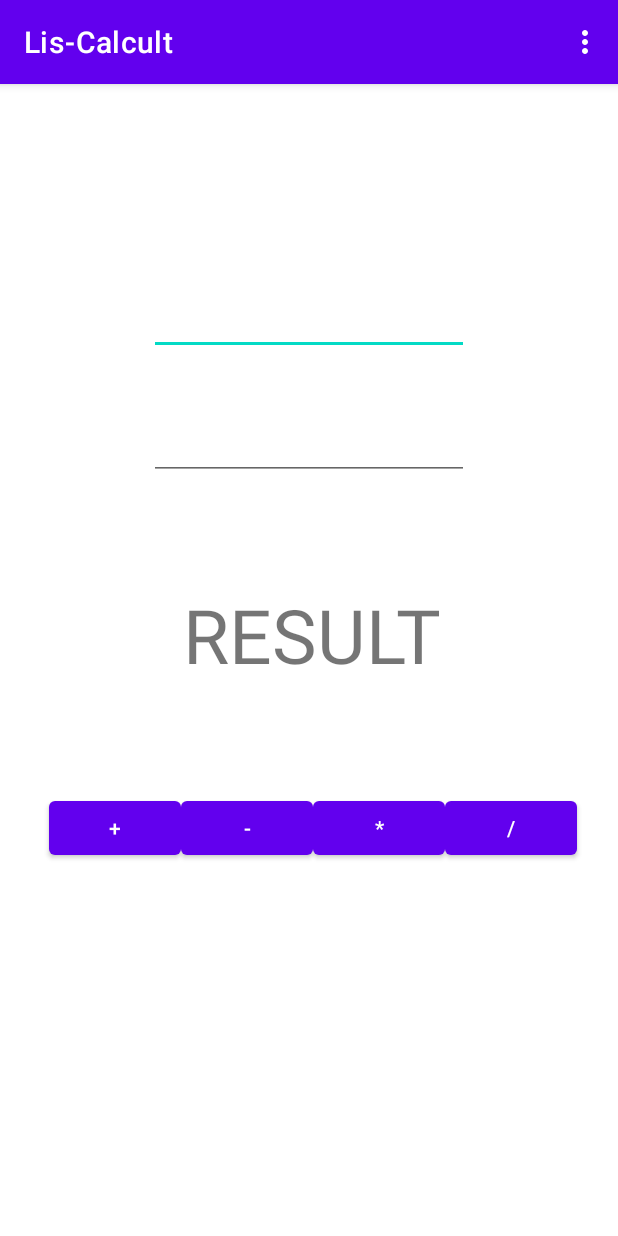
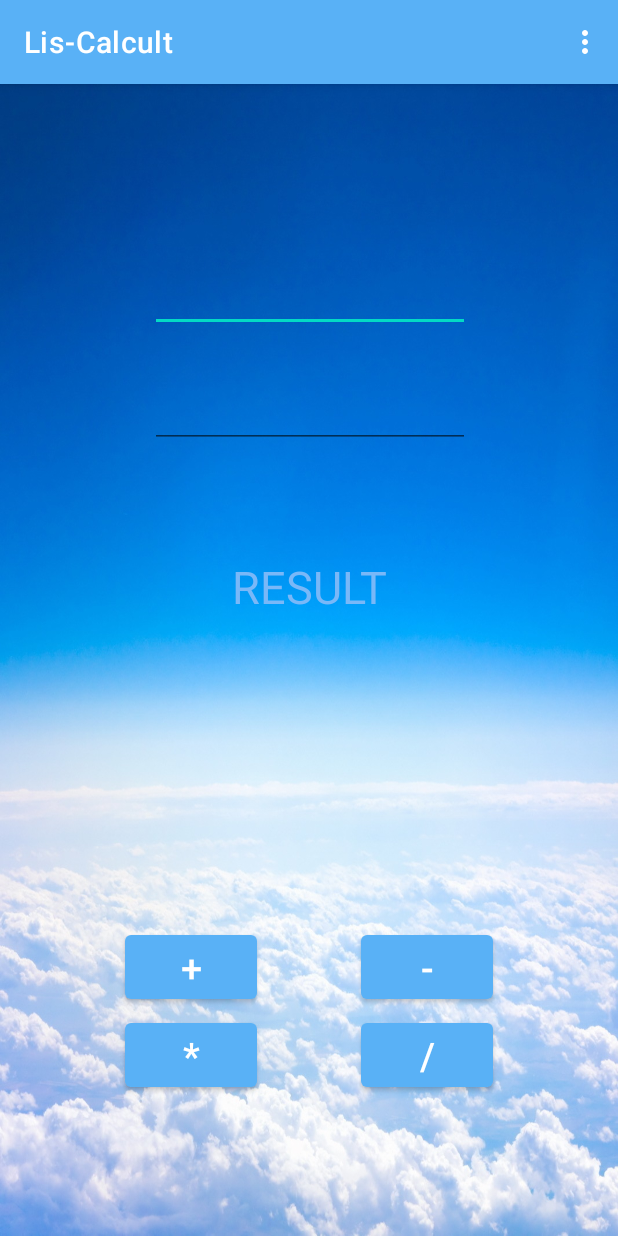
Before and after one commit to Galyminsky/Lis-Calcult, an Android app: the screen it shows after launch (MainActivity), on a phone screen of 412 x 824 dp. Run offline under Robolectric (Android 15) with nearby library versions, the phone set to English and light mode, and no system bars.

Commit message:
Добавлен фон и изменен цвет кнопок и текста

```diff
--- a/app/src/main/res/layout/activity_main.xml
+++ b/app/src/main/res/layout/activity_main.xml
@@ -4,68 +4,20 @@
     xmlns:tools="http://schemas.android.com/tools"
     android:layout_width="match_parent"
     android:layout_height="match_parent"
+    android:background="@drawable/sky"
     tools:context=".MainActivity">
 
-
-    <Button
-        android:id="@+id/btnAdd"
-        android:layout_width="wrap_content"
-        android:layout_height="wrap_content"
-        android:layout_marginStart="5dp"
-        android:text="+"
-        app:layout_constraintBaseline_toBaselineOf="@+id/btnSub"
-        app:layout_constraintEnd_toStartOf="@+id/btnSub"
-        app:layout_constraintHorizontal_chainStyle="packed"
-        app:layout_constraintStart_toStartOf="parent" />
-
-    <Button
-        android:id="@+id/btnMult"
-        android:layout_width="wrap_content"
-        android:layout_height="wrap_content"
-        android:layout_marginTop="71dp"
-        android:text="*"
-        app:layout_constraintEnd_toStartOf="@+id/btnDiv"
-        app:layout_constraintStart_toEndOf="@+id/btnSub"
-        app:layout_constraintTop_toBottomOf="@+id/tvResult" />
-
-    <Button
-        android:id="@+id/btnSub"
-        android:layout_width="wrap_content"
-        android:layout_height="wrap_content"
-        android:text="-"
-        app:layout_constraintEnd_toStartOf="@+id/btnMult"
-        app:layout_constraintStart_toEndOf="@+id/btnAdd"
-        app:layout_constraintTop_toTopOf="@+id/btnMult" />
-
-    <Button
-        android:id="@+id/btnDiv"
-        android:layout_width="wrap_content"
-        android:layout_height="wrap_content"
-        android:text="/"
-        app:layout_constraintBaseline_toBaselineOf="@+id/btnMult"
-        app:layout_constraintEnd_toEndOf="parent"
-        app:layout_constraintStart_toEndOf="@+id/btnMult" />
-
-    <TextView
-        android:id="@+id/tvResult"
-        android:layout_width="wrap_content"
-        android:layout_height="wrap_content"
-        android:layout_marginTop="69dp"
-        android:layout_marginEnd="19dp"
-        android:text="RESULT"
-        android:gravity="center_horizontal"
-        android:textSize="50dp"
-        app:layout_constraintEnd_toEndOf="@+id/etNum2"
-        app:layout_constraintTop_toBottomOf="@+id/etNum2" />
 
     <EditText
         android:id="@+id/etNum1"
         android:layout_width="wrap_content"
         android:layout_height="wrap_content"
-        android:layout_marginTop="135dp"
+        android:layout_marginTop="120dp"
         android:ems="10"
         android:inputType="numberDecimal"
+        android:textColor="@color/TextCol"
         app:layout_constraintEnd_toEndOf="parent"
+        app:layout_constraintHorizontal_bias="0.502"
         app:layout_constraintStart_toStartOf="parent"
         app:layout_constraintTop_toTopOf="parent" />
 
@@ -73,11 +25,74 @@
         android:id="@+id/etNum2"
         android:layout_width="wrap_content"
         android:layout_height="wrap_content"
-        android:layout_marginTop="38dp"
+        android:layout_marginTop="32dp"
         android:ems="10"
         android:inputType="numberDecimal"
+        android:textColor="@color/TextCol"
         app:layout_constraintStart_toStartOf="@+id/etNum1"
         app:layout_constraintTop_toBottomOf="@+id/etNum1" />
 
+    <Button
+        android:id="@+id/btnAdd"
+        android:layout_width="wrap_content"
+        android:layout_height="wrap_content"
+        android:layout_marginStart="14dp"
+        android:layout_marginBottom="152dp"
+        android:text="+"
+        android:textSize="25dp"
+        app:layout_constraintBottom_toBottomOf="parent"
+        app:layout_constraintEnd_toStartOf="@+id/btnSub"
+        app:layout_constraintStart_toStartOf="parent" />
+
+    <Button
+        android:id="@+id/btnMult"
+        android:layout_width="wrap_content"
+        android:layout_height="wrap_content"
+        android:layout_marginStart="14dp"
+        android:layout_marginTop="4dp"
+        android:text="*"
+        android:textSize="25dp"
+        app:layout_constraintEnd_toStartOf="@+id/btnDiv"
+        app:layout_constraintStart_toStartOf="parent"
+        app:layout_constraintTop_toBottomOf="@+id/btnAdd" />
+
+    <Button
+        android:id="@+id/btnSub"
+        android:layout_width="wrap_content"
+        android:layout_height="wrap_content"
+        android:layout_marginEnd="14dp"
+        android:text="-"
+        android:textSize="25dp"
+        app:layout_constraintEnd_toEndOf="parent"
+        app:layout_constraintStart_toEndOf="@+id/btnAdd"
+        app:layout_constraintTop_toTopOf="@+id/btnAdd" />
+
+    <Button
+        android:id="@+id/btnDiv"
+        android:layout_width="wrap_content"
+        android:layout_height="wrap_content"
+        android:layout_marginTop="4dp"
+        android:layout_marginEnd="14dp"
+        android:text="/"
+        android:textSize="25dp"
+        app:layout_constraintEnd_toEndOf="parent"
+        app:layout_constraintStart_toEndOf="@+id/btnMult"
+        app:layout_constraintTop_toBottomOf="@+id/btnSub" />
+
+    <TextView
+        android:id="@+id/tvResult"
+        android:layout_width="wrap_content"
+        android:layout_height="wrap_content"
+        android:layout_marginTop="72dp"
+        android:gravity="center_horizontal"
+        android:text="RESULT"
+        android:textAppearance="@style/TextAppearance.AppCompat.Display3"
+        android:textColor="@color/TextCol"
+        android:textSize="30dp"
+        app:layout_constraintEnd_toEndOf="parent"
+        app:layout_constraintHorizontal_bias="0.501"
+        app:layout_constraintStart_toStartOf="parent"
+        app:layout_constraintTop_toBottomOf="@+id/etNum2" />
+
 
 </androidx.constraintlayout.widget.ConstraintLayout>
--- a/app/src/main/res/values/colors.xml
+++ b/app/src/main/res/values/colors.xml
@@ -1,10 +1,13 @@
 <?xml version="1.0" encoding="utf-8"?>
 <resources>
     <color name="purple_200">#FFBB86FC</color>
-    <color name="purple_500">#FF6200EE</color>
+    <color name="purple_500">#59B1F6</color>
     <color name="purple_700">#FF3700B3</color>
     <color name="teal_200">#FF03DAC5</color>
     <color name="teal_700">#FF018786</color>
     <color name="black">#FF000000</color>
     <color name="white">#FFFFFFFF</color>
+    <color name="TextResult">#087DF3</color>
+    <color name="TextCol">#79B8F8</color>
+    <color name="colResult">#4999EA</color>
 </resources>
```
Also changed, not shown: app/src/main/res/drawable/buty.jpeg (added), app/src/main/res/drawable/rain.jpeg (added), app/src/main/res/drawable/rain2.jpeg (added), app/src/main/res/drawable/rain3.jpeg (added), app/src/main/res/drawable/sky.jpeg (added), app/src/main/res/drawable/texture2.jpeg (added), app/src/main/res/drawable/texture3.jpeg (added), app/src/main/res/drawable/texture4.jpeg (added), app/src/main/res/drawable/trees.jpeg (added), app/src/main/res/drawable/tuman.jpeg (added), 2 other files.
